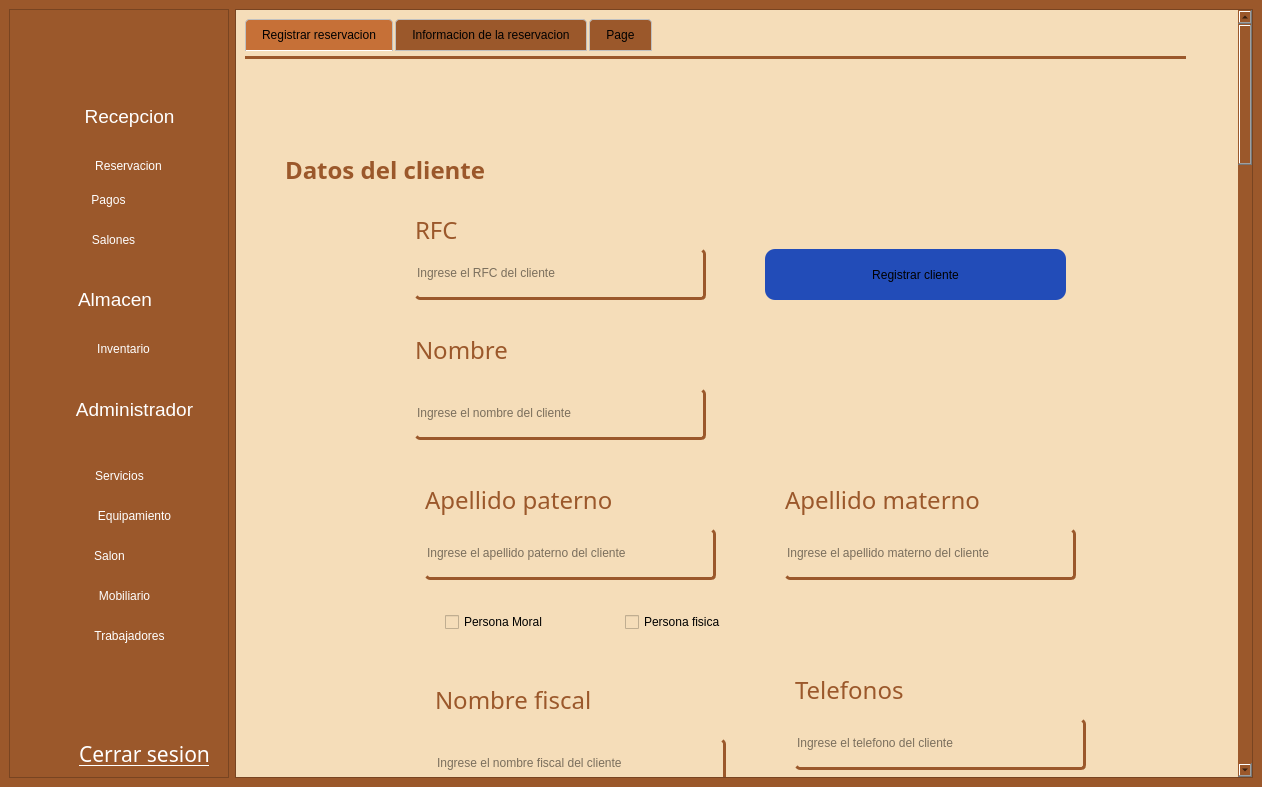
This is gui/admin_screen.ui in asp-laboratories/BookingRoom_Software as Qt 5 draws it before an edit. The edited form follows.
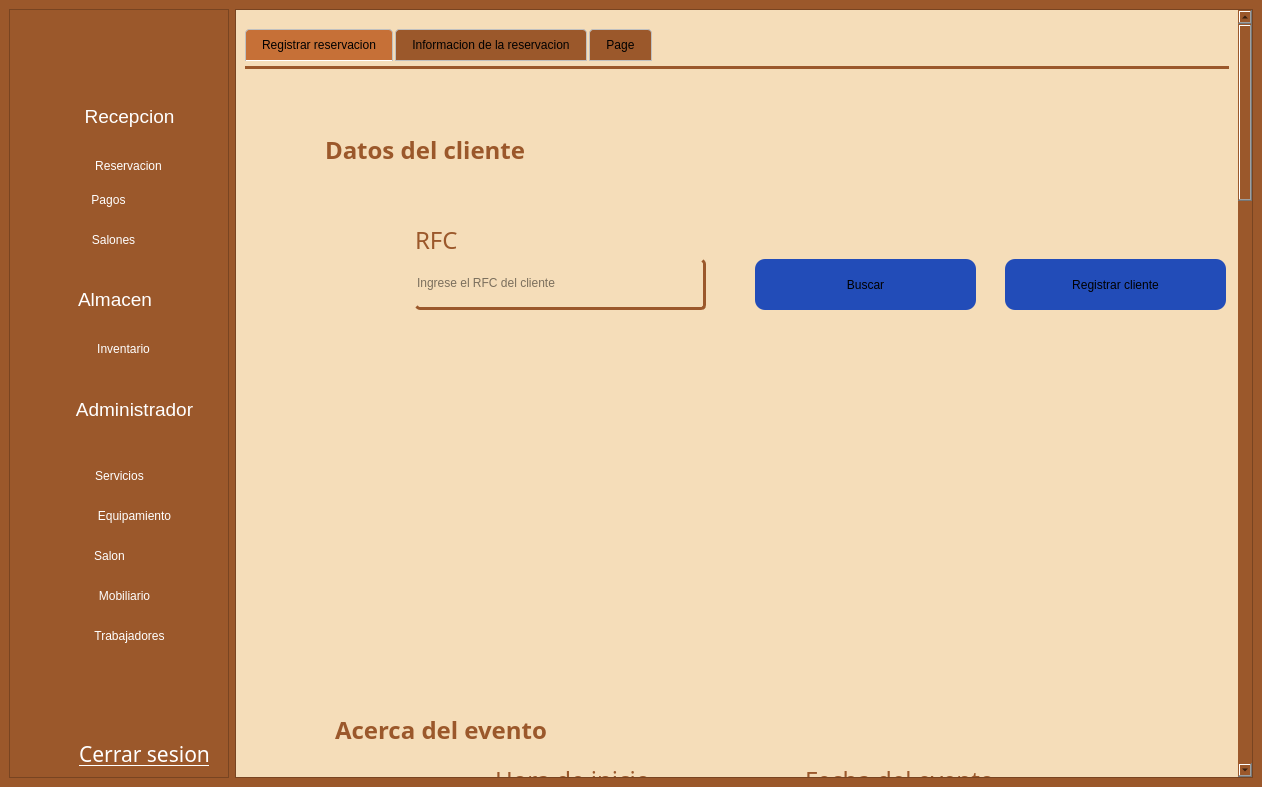
This is the edited form. The open tabs and pages were chosen to show the change. Icons and pictures are not drawn.

Commit message: feat(gui): Eliminacion del llenado de informacion del cliente, boton que aparece si no encuentra nada

Patch:
```diff
--- a/gui/admin_screen.ui
+++ b/gui/admin_screen.ui
@@ -664,13 +664,13 @@
          <x>0</x>
          <y>0</y>
          <width>1031</width>
-         <height>4000</height>
+         <height>3200</height>
         </rect>
        </property>
        <property name="minimumSize">
         <size>
          <width>0</width>
-         <height>4000</height>
+         <height>3200</height>
         </size>
        </property>
        <property name="styleSheet">
@@ -3930,9 +3930,9 @@
             <property name="geometry">
              <rect>
               <x>0</x>
-              <y>0</y>
-              <width>941</width>
-              <height>3831</height>
+              <y>10</y>
+              <width>1021</width>
+              <height>3821</height>
              </rect>
             </property>
             <property name="styleSheet">
@@ -4471,388 +4471,24 @@
               <property name="font">
                <font>
                 <family>Adwaita Sans</family>
-                <pointsize>14</pointsize>
-                <bold>false</bold>
-               </font>
-              </property>
-              <property name="styleSheet">
-               <string notr="true">color: rgba(155, 88, 43, 1.0);
-</string>
-              </property>
-              <property name="text">
-               <string>Numero</string>
-              </property>
-             </widget>
-             <widget class="QLabel" name="lNombreS_11">
-              <property name="geometry">
-               <rect>
-                <x>190</x>
-                <y>950</y>
-                <width>291</width>
-                <height>41</height>
-               </rect>
-              </property>
-              <property name="font">
-               <font>
-                <family>Adwaita Sans</family>
-                <pointsize>14</pointsize>
-                <bold>false</bold>
-               </font>
-              </property>
-              <property name="styleSheet">
-               <string notr="true">color: rgba(155, 88, 43, 1.0);
-</string>
-              </property>
-              <property name="text">
-               <string>Colonia</string>
-              </property>
-             </widget>
-             <widget class="QCheckBox" name="cbTelefono2">
-              <property name="geometry">
-               <rect>
-                <x>720</x>
-                <y>720</y>
-                <width>111</width>
-                <height>26</height>
-               </rect>
-              </property>
-              <property name="styleSheet">
-               <string notr="true">color: rgb(0, 0, 0);</string>
-              </property>
-              <property name="text">
-               <string>+2 Telefonos</string>
-              </property>
-             </widget>
-             <widget class="QLineEdit" name="reCorreo">
-              <property name="geometry">
-               <rect>
-                <x>190</x>
-                <y>800</y>
-                <width>291</width>
-                <height>51</height>
-               </rect>
-              </property>
-              <property name="styleSheet">
-               <string notr="true">color: rgb(0, 0, 0);
-border-radius: 5px;
-border-bottom: 3px solid rgba(155, 88, 43, 1.0);
-border-right: 3px solid  rgba(155, 88, 43, 1.0);</string>
-              </property>
-              <property name="text">
-               <string/>
-              </property>
-              <property name="placeholderText">
-               <string>Ingrese el correo electronico del cliente</string>
-              </property>
-             </widget>
-             <widget class="QLabel" name="lNombreS_9">
-              <property name="geometry">
-               <rect>
-                <x>190</x>
-                <y>620</y>
-                <width>291</width>
-                <height>41</height>
-               </rect>
-              </property>
-              <property name="font">
-               <font>
-                <family>Adwaita Sans</family>
                 <pointsize>18</pointsize>
-                <bold>false</bold>
+                <bold>true</bold>
                </font>
               </property>
               <property name="styleSheet">
-               <string notr="true">color: rgba(155, 88, 43, 1.0);
+               <string notr="true">border: none;
+color: rgba(155, 88, 43, 1.0);
 </string>
               </property>
               <property name="text">
-               <string>Nombre fiscal</string>
-              </property>
-             </widget>
-             <widget class="QCheckBox" name="cbTelefono3">
-              <property name="geometry">
-               <rect>
-                <x>730</x>
-                <y>830</y>
-                <width>111</width>
-                <height>26</height>
-               </rect>
-              </property>
-              <property name="styleSheet">
-               <string notr="true">color: rgb(0, 0, 0);</string>
-              </property>
-              <property name="text">
-               <string>+3 telefonos</string>
-              </property>
-             </widget>
-             <widget class="QLineEdit" name="reTelefono1">
-              <property name="geometry">
-               <rect>
-                <x>550</x>
-                <y>660</y>
-                <width>291</width>
-                <height>51</height>
-               </rect>
-              </property>
-              <property name="styleSheet">
-               <string notr="true">color: rgb(0, 0, 0);
-border-radius: 5px;
-border-bottom: 3px solid rgba(155, 88, 43, 1.0);
-border-right: 3px solid  rgba(155, 88, 43, 1.0);</string>
-              </property>
-              <property name="text">
-               <string/>
-              </property>
-              <property name="placeholderText">
-               <string>Ingrese el telefono del cliente</string>
-              </property>
-             </widget>
-             <widget class="QLineEdit" name="reNombreFiscal">
-              <property name="geometry">
-               <rect>
-                <x>190</x>
-                <y>680</y>
-                <width>291</width>
-                <height>51</height>
-               </rect>
-              </property>
-              <property name="styleSheet">
-               <string notr="true">color: rgb(0, 0, 0);
-border-radius: 5px;
-border-bottom: 3px solid rgba(155, 88, 43, 1.0);
-border-right: 3px solid  rgba(155, 88, 43, 1.0);</string>
-              </property>
-              <property name="text">
-               <string/>
-              </property>
-              <property name="placeholderText">
-               <string>Ingrese el nombre fiscal del cliente</string>
-              </property>
-             </widget>
-             <widget class="QLabel" name="lNombreS_7">
-              <property name="geometry">
-               <rect>
-                <x>550</x>
-                <y>610</y>
-                <width>291</width>
-                <height>41</height>
-               </rect>
-              </property>
-              <property name="font">
-               <font>
-                <family>Adwaita Sans</family>
-                <pointsize>18</pointsize>
-                <bold>false</bold>
-               </font>
-              </property>
-              <property name="styleSheet">
-               <string notr="true">color: rgba(155, 88, 43, 1.0);
-</string>
-              </property>
-              <property name="text">
-               <string>Telefonos</string>
-              </property>
-             </widget>
-             <widget class="QLabel" name="lNombreS_8">
-              <property name="geometry">
-               <rect>
-                <x>190</x>
-                <y>750</y>
-                <width>291</width>
-                <height>41</height>
-               </rect>
-              </property>
-              <property name="font">
-               <font>
-                <family>Adwaita Sans</family>
-                <pointsize>18</pointsize>
-                <bold>false</bold>
-               </font>
-              </property>
-              <property name="styleSheet">
-               <string notr="true">color: rgba(155, 88, 43, 1.0);
-</string>
-              </property>
-              <property name="text">
-               <string>Correo electronico</string>
-              </property>
-             </widget>
-             <widget class="QLineEdit" name="reTelefono2">
-              <property name="geometry">
-               <rect>
-                <x>550</x>
-                <y>760</y>
-                <width>291</width>
-                <height>51</height>
-               </rect>
-              </property>
-              <property name="styleSheet">
-               <string notr="true">color: rgb(0, 0, 0);
-border-radius: 5px;
-border-bottom: 3px solid rgba(155, 88, 43, 1.0);
-border-right: 3px solid  rgba(155, 88, 43, 1.0);</string>
-              </property>
-              <property name="text">
-               <string/>
-              </property>
-              <property name="placeholderText">
-               <string>Ingrese el segundo telefono del cliente</string>
-              </property>
-             </widget>
-             <widget class="QLineEdit" name="reTelefono3">
-              <property name="geometry">
-               <rect>
-                <x>550</x>
-                <y>870</y>
-                <width>291</width>
-                <height>51</height>
-               </rect>
-              </property>
-              <property name="styleSheet">
-               <string notr="true">color: rgb(0, 0, 0);
-border-radius: 5px;
-border-bottom: 3px solid rgba(155, 88, 43, 1.0);
-border-right: 3px solid  rgba(155, 88, 43, 1.0);</string>
-              </property>
-              <property name="text">
-               <string/>
-              </property>
-              <property name="placeholderText">
-               <string>Ingrese el tercer telefono del cliente</string>
-              </property>
-             </widget>
-             <widget class="QLabel" name="clAm">
-              <property name="geometry">
-               <rect>
-                <x>540</x>
-                <y>420</y>
-                <width>351</width>
-                <height>41</height>
-               </rect>
-              </property>
-              <property name="font">
-               <font>
-                <family>Adwaita Sans</family>
-                <pointsize>18</pointsize>
-                <bold>false</bold>
-               </font>
-              </property>
-              <property name="styleSheet">
-               <string notr="true">color: rgba(155, 88, 43, 1.0);
-</string>
-              </property>
-              <property name="text">
-               <string>Apellido materno</string>
-              </property>
-             </widget>
-             <widget class="QLabel" name="clAp">
-              <property name="geometry">
-               <rect>
-                <x>180</x>
-                <y>420</y>
-                <width>351</width>
-                <height>41</height>
-               </rect>
-              </property>
-              <property name="font">
-               <font>
-                <family>Adwaita Sans</family>
-                <pointsize>18</pointsize>
-                <bold>false</bold>
-               </font>
-              </property>
-              <property name="styleSheet">
-               <string notr="true">color: rgba(155, 88, 43, 1.0);
-</string>
-              </property>
-              <property name="text">
-               <string>Apellido paterno</string>
-              </property>
-             </widget>
-             <widget class="QCheckBox" name="cbTipoFisica">
-              <property name="geometry">
-               <rect>
-                <x>380</x>
-                <y>550</y>
-                <width>111</width>
-                <height>26</height>
-               </rect>
-              </property>
-              <property name="autoFillBackground">
-               <bool>false</bool>
-              </property>
-              <property name="styleSheet">
-               <string notr="true">color: rgb(0, 0, 0);</string>
-              </property>
-              <property name="text">
-               <string>Persona fisica</string>
-              </property>
-             </widget>
-             <widget class="QCheckBox" name="cbTipoMoral">
-              <property name="geometry">
-               <rect>
-                <x>200</x>
-                <y>550</y>
-                <width>121</width>
-                <height>26</height>
-               </rect>
-              </property>
-              <property name="styleSheet">
-               <string notr="true">color: rgb(0, 0, 0);</string>
-              </property>
-              <property name="text">
-               <string>Persona Moral</string>
-              </property>
-             </widget>
-             <widget class="QLineEdit" name="reApellMa">
-              <property name="geometry">
-               <rect>
-                <x>540</x>
-                <y>470</y>
-                <width>291</width>
-                <height>51</height>
-               </rect>
-              </property>
-              <property name="styleSheet">
-               <string notr="true">color: rgb(0, 0, 0);
-border-radius: 5px;
-border-bottom: 3px solid rgba(155, 88, 43, 1.0);
-border-right: 3px solid  rgba(155, 88, 43, 1.0);</string>
-              </property>
-              <property name="text">
-               <string/>
-              </property>
-              <property name="placeholderText">
-               <string>Ingrese el apellido materno del cliente</string>
-              </property>
-             </widget>
-             <widget class="QLineEdit" name="reApellPat">
-              <property name="geometry">
-               <rect>
-                <x>180</x>
-                <y>470</y>
-                <width>291</width>
-                <height>51</height>
-               </rect>
-              </property>
-              <property name="styleSheet">
-               <string notr="true">color: rgb(0, 0, 0);
-border-radius: 5px;
-border-bottom: 3px solid rgba(155, 88, 43, 1.0);
-border-right: 3px solid  rgba(155, 88, 43, 1.0);</string>
-              </property>
-              <property name="text">
-               <string/>
-              </property>
-              <property name="placeholderText">
-               <string>Ingrese el apellido paterno del cliente</string>
+               <string>Acerca de la reservacion</string>
               </property>
              </widget>
              <widget class="QLabel" name="label_25">
               <property name="geometry">
                <rect>
-                <x>40</x>
-                <y>90</y>
+                <x>80</x>
+                <y>60</y>
                 <width>311</width>
                 <height>41</height>
                </rect>
@@ -4919,52 +4555,6 @@
                <string>Ingrese el RFC del cliente</string>
               </property>
              </widget>
-             <widget class="QLineEdit" name="reNombre">
-              <property name="geometry">
-               <rect>
-                <x>170</x>
-                <y>330</y>
-                <width>291</width>
-                <height>51</height>
-               </rect>
-              </property>
-              <property name="styleSheet">
-               <string notr="true">color: rgb(0, 0, 0);
-border-radius: 5px;
-border-bottom: 3px solid rgba(155, 88, 43, 1.0);
-border-right: 3px solid  rgba(155, 88, 43, 1.0);</string>
-              </property>
-              <property name="text">
-               <string/>
-              </property>
-              <property name="placeholderText">
-               <string>Ingrese el nombre del cliente</string>
-              </property>
-             </widget>
-             <widget class="QLabel" name="clNombre">
-              <property name="geometry">
-               <rect>
-                <x>170</x>
-                <y>270</y>
-                <width>291</width>
-                <height>41</height>
-               </rect>
-              </property>
-              <property name="font">
-               <font>
-                <family>Adwaita Sans</family>
-                <pointsize>18</pointsize>
-                <bold>false</bold>
-               </font>
-              </property>
-              <property name="styleSheet">
-               <string notr="true">color: rgba(155, 88, 43, 1.0);
-</string>
-              </property>
-              <property name="text">
-               <string>Nombre</string>
-              </property>
-             </widget>
              <widget class="QLabel" name="lNombreS_17">
               <property name="geometry">
                <rect>
@@ -5032,8 +4622,8 @@
              <widget class="QLabel" name="lNombreS_18">
               <property name="geometry">
                <rect>
-                <x>240</x>
-                <y>1340</y>
+                <x>250</x>
+                <y>690</y>
                 <width>291</width>
                 <height>41</height>
                </rect>
@@ -5121,8 +4711,8 @@
              <widget class="QLabel" name="label_24">
               <property name="geometry">
                <rect>
-                <x>80</x>
-                <y>1290</y>
+                <x>90</x>
+                <y>640</y>
                 <width>311</width>
                 <height>41</height>
                </rect>
@@ -5170,8 +4760,8 @@
              <widget class="QLabel" name="lNombreS_20">
               <property name="geometry">
                <rect>
-                <x>550</x>
-                <y>1340</y>
+                <x>560</x>
+                <y>690</y>
                 <width>291</width>
                 <height>41</height>
                </rect>
@@ -5240,9 +4830,9 @@
              <widget class="QPushButton" name="registrarCliente">
               <property name="geometry">
                <rect>
-                <x>520</x>
+                <x>760</x>
                 <y>190</y>
-                <width>301</width>
+                <width>221</width>
                 <height>51</height>
                </rect>
               </property>
@@ -5255,6 +4845,58 @@
                <string>Registrar cliente</string>
               </property>
              </widget>
+             <widget class="QTextEdit" name="cliente_info">
+              <property name="enabled">
+               <bool>true</bool>
+              </property>
+              <property name="geometry">
+               <rect>
+                <x>150</x>
+                <y>260</y>
+                <width>701</width>
+                <height>321</height>
+               </rect>
+              </property>
+              <property name="font">
+               <font>
+                <family>Adwaita Sans</family>
+                <pointsize>12</pointsize>
+               </font>
+              </property>
+              <property name="cursor" stdset="0">
+               <cursorShape>IBeamCursor</cursorShape>
+              </property>
+              <property name="styleSheet">
+               <string notr="true">border: unset;
+color: rgb(0, 0, 0);
+border-radius: 5px;
+</string>
+              </property>
+              <property name="verticalScrollBarPolicy">
+               <enum>Qt::ScrollBarPolicy::ScrollBarAsNeeded</enum>
+              </property>
+              <property name="readOnly">
+               <bool>true</bool>
+              </property>
+             </widget>
+             <widget class="QPushButton" name="buscarCliente">
+              <property name="geometry">
+               <rect>
+                <x>510</x>
+                <y>190</y>
+                <width>221</width>
+                <height>51</height>
+               </rect>
+              </property>
+              <property name="styleSheet">
+               <string notr="true">border-radius: 10px;
+background-color: rgb(38, 96, 255);
+background-color: rgb(34, 76, 184);</string>
+              </property>
+              <property name="text">
+               <string>Buscar</string>
+              </property>
+             </widget>
             </widget>
             <widget class="QWidget" name="tab_23">
              <attribute name="title">
```
Left out of the diff: 302 changed lines with no effect on the pictures. The commit also changes 1 other file.
